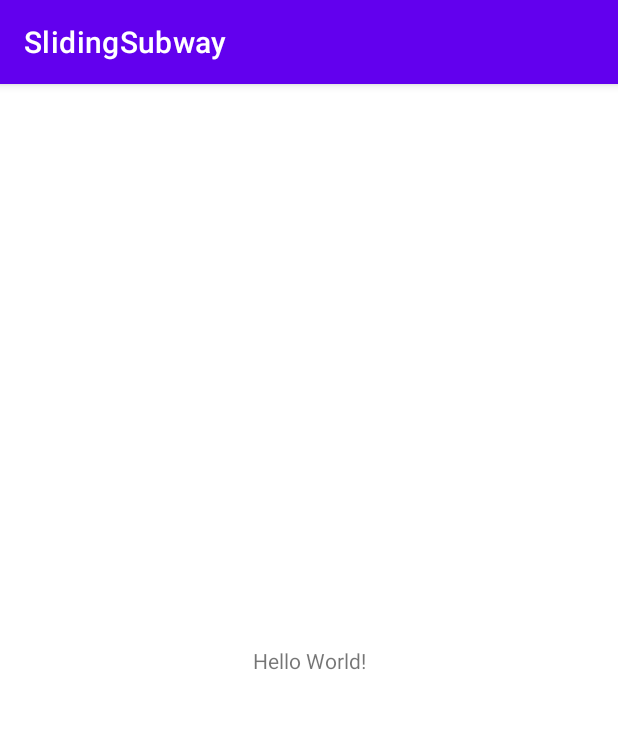
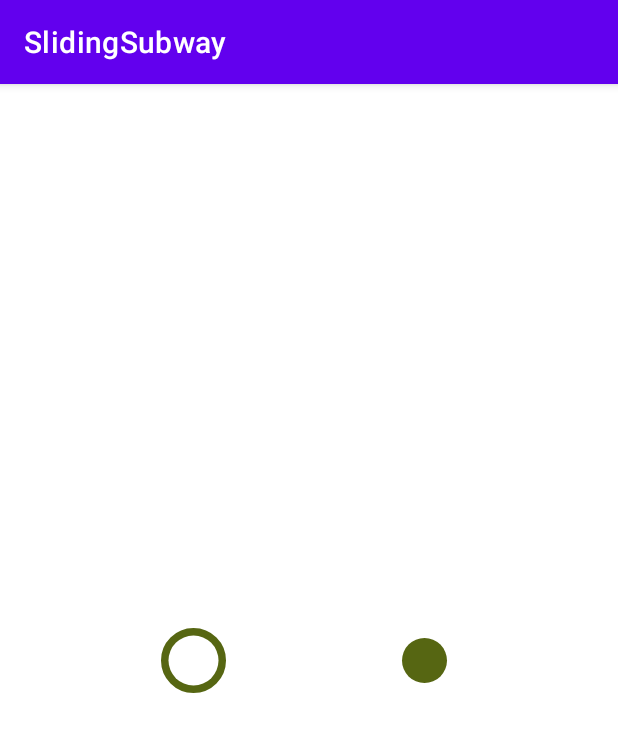
Before and after one commit to GO-GO-NEVER-END/SlidingSubwayView, an Android app: the screen it shows after launch (MainActivity), on a phone screen of 412 x 824 dp. Shown: the top 732 px of the screen. Run offline under Robolectric (Android 15) with nearby library versions, the phone set to English and light mode, and no system bars.

Commit message:
feat: StationCircleView 생성 및 포커스/아웃포커스 정의
지금은 클릭하면 상태가 바뀌는데 나중엔 RecyclerView 에서 위치에 따라 제어될 예정

```diff
--- a/app/build.gradle
+++ b/app/build.gradle
@@ -5,12 +5,12 @@ plugins {
 
 android {
     namespace 'com.ggne.slidingsubway'
-    compileSdk 32
+    compileSdk 33
 
     defaultConfig {
         applicationId "com.ggne.slidingsubway"
         minSdk 23
-        targetSdk 32
+        targetSdk 33
         versionCode 1
         versionName "1.0"
 
--- a/app/src/main/AndroidManifest.xml
+++ b/app/src/main/AndroidManifest.xml
@@ -13,7 +13,7 @@
         android:theme="@style/Theme.SlidingSubway"
         tools:targetApi="31">
         <activity
-            android:name=".MainActivity"
+            android:name="com.ggne.slidingsubway.MainActivity"
             android:exported="true">
             <intent-filter>
                 <action android:name="android.intent.action.MAIN" />
--- a/app/src/main/java/com/ggne/slidingsubway/MainActivity.kt
+++ b/app/src/main/java/com/ggne/slidingsubway/MainActivity.kt
@@ -1,7 +1,7 @@
 package com.ggne.slidingsubway
 
+import android.os.Bundle
 import androidx.appcompat.app.AppCompatActivity
-import android.os.Bundle
 
 class MainActivity : AppCompatActivity() {
     override fun onCreate(savedInstanceState: Bundle?) {
--- /dev/null
+++ b/app/src/main/java/com/ggne/slidingsubway/stationcircle/CircleState.kt
@@ -0,0 +1,5 @@
+package com.ggne.slidingsubway.stationcircle
+
+enum class CircleState {
+    FOCUS, IDLE
+}
--- /dev/null
+++ b/app/src/main/java/com/ggne/slidingsubway/stationcircle/StationCircleView.kt
@@ -0,0 +1,88 @@
+package com.ggne.slidingsubway.stationcircle
+
+import android.content.Context
+import android.graphics.Canvas
+import android.graphics.Color
+import android.graphics.Paint
+import android.util.AttributeSet
+import android.view.MotionEvent
+import android.view.View
+import androidx.annotation.ColorInt
+import com.ggne.slidingsubway.R
+
+class StationCircleView(context: Context, attrs: AttributeSet) : View(context, attrs) {
+
+    @ColorInt
+    private val subwayColor: Int
+    private var circleState: CircleState
+    private val circleRadius: Float
+
+    init {
+        context.theme.obtainStyledAttributes(
+            attrs,
+            R.styleable.StationCircleView,
+            0,
+            0
+        ).apply {
+            try {
+                subwayColor = getColor(R.styleable.StationCircleView_subwayColor, 0)
+                circleState = CircleState.values()[getInteger(R.styleable.StationCircleView_subwayCircleState, 1)]
+                circleRadius = getFloat(R.styleable.StationCircleView_subwayCircleRadius, 25f)
+            } finally {
+                recycle()
+            }
+        }
+    }
+
+    private val strokePaint = Paint().apply {
+        color = subwayColor
+        style = Paint.Style.STROKE
+        strokeWidth = 15f
+    }
+
+    private val fillPaint = Paint().apply {
+        style = Paint.Style.FILL
+    }
+
+    override fun onMeasure(widthMeasureSpec: Int, heightMeasureSpec: Int) {
+        val diameter = (circleRadius * 3f).toInt()
+        setMeasuredDimension(diameter, diameter)
+    }
+
+    override fun onDraw(canvas: Canvas) {
+        super.onDraw(canvas)
+
+        when (circleState) {
+            CircleState.FOCUS -> {
+                canvas.drawCircle(width / 2.toFloat(), height / 2.toFloat(), circleRadius, strokePaint)
+                fillPaint.color = Color.parseColor("#FFFFFF")
+                canvas.drawCircle(width / 2.toFloat(), height / 2.toFloat(), circleRadius, fillPaint)
+            }
+            CircleState.IDLE -> {
+                fillPaint.color = subwayColor
+                canvas.drawCircle(width / 2.toFloat(), height / 2.toFloat(), circleRadius * DOWNSCALE, fillPaint)
+            }
+        }
+    }
+
+    override fun onTouchEvent(event: MotionEvent?): Boolean {
+        when (event?.action) {
+            MotionEvent.ACTION_DOWN -> {
+                when (circleState) {
+                    CircleState.FOCUS -> changeCircleState(CircleState.IDLE)
+                    CircleState.IDLE -> changeCircleState(CircleState.FOCUS)
+                }
+            }
+        }
+        return super.onTouchEvent(event)
+    }
+
+    fun changeCircleState(newState: CircleState) {
+        circleState = newState
+        invalidate()
+    }
+
+    companion object {
+        private const val DOWNSCALE = 0.9f
+    }
+}
--- a/app/src/main/res/layout/activity_main.xml
+++ b/app/src/main/res/layout/activity_main.xml
@@ -6,13 +6,29 @@
     android:layout_height="match_parent"
     tools:context=".MainActivity">
 
-    <TextView
+    <com.ggne.slidingsubway.stationcircle.StationCircleView
+        android:id="@+id/stationCircleView"
         android:layout_width="wrap_content"
         android:layout_height="wrap_content"
-        android:text="Hello World!"
+        app:subwayColor="@color/subway_7"
+        app:subwayCircleState="FOCUS"
+        app:subwayCircleRadius="25"
         app:layout_constraintBottom_toBottomOf="parent"
-        app:layout_constraintEnd_toEndOf="parent"
+        app:layout_constraintEnd_toStartOf="@+id/stationCircleView2"
         app:layout_constraintStart_toStartOf="parent"
         app:layout_constraintTop_toTopOf="parent" />
 
+    <com.ggne.slidingsubway.stationcircle.StationCircleView
+        android:id="@+id/stationCircleView2"
+        android:layout_width="wrap_content"
+        android:layout_height="wrap_content"
+        app:subwayColor="@color/subway_7"
+        app:subwayCircleState="IDLE"
+        app:subwayCircleRadius="25"
+        app:layout_constraintBottom_toBottomOf="parent"
+        app:layout_constraintEnd_toEndOf="parent"
+        app:layout_constraintStart_toEndOf="@+id/stationCircleView"
+        app:layout_constraintTop_toTopOf="parent" />
+
+
 </androidx.constraintlayout.widget.ConstraintLayout>
--- a/app/src/main/res/values/colors.xml
+++ b/app/src/main/res/values/colors.xml
@@ -7,4 +7,7 @@
     <color name="teal_700">#FF018786</color>
     <color name="black">#FF000000</color>
     <color name="white">#FFFFFFFF</color>
+
+    <color name="subway_7">#566612</color>
+    <color name="subway_2">#0C893F</color>
 </resources>
```
Also changed, not shown: app/src/main/res/values/attrs.xml (added, +11 -0 lines).
